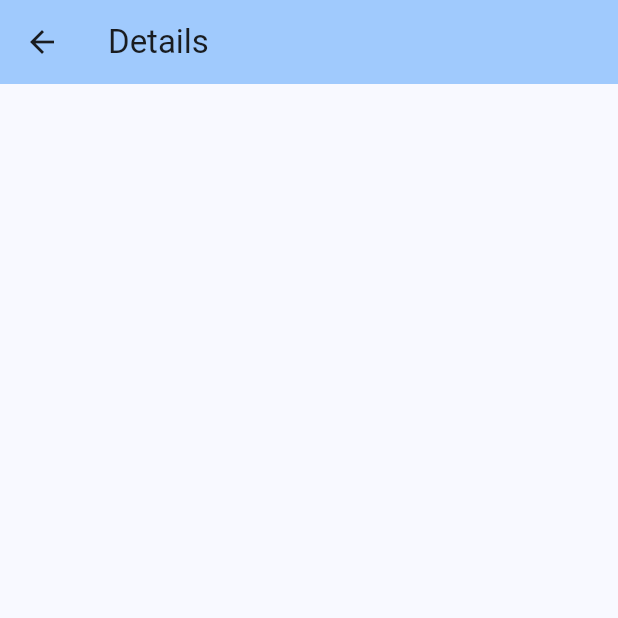
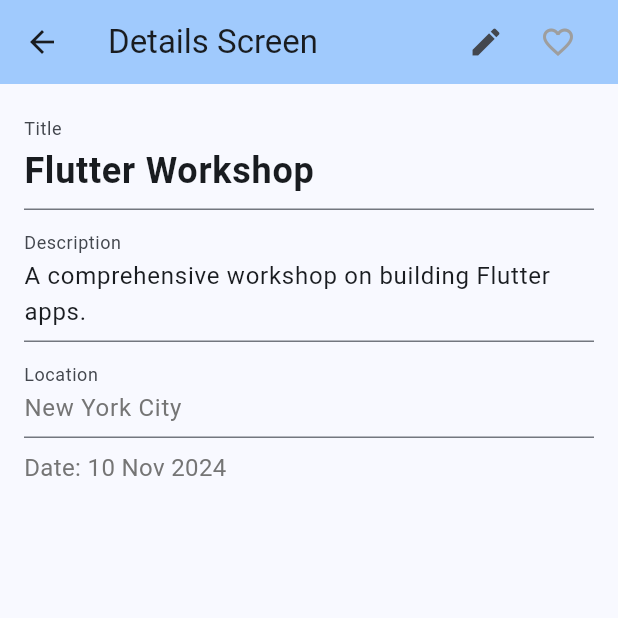
Before and after one commit to anpahodzin/FlutterEventManager, a Flutter app: the screen it shows after launch, after a tap on "Flutter Workshop", on a phone screen of 412 x 824 dp, the top half of it. Run offline on Flutter 3.47's test engine with Material 3 defaults, Android fonts, the phone set to English and light mode, and no system bars; our stand-ins replace equatable, get_it, go_router, rxdart.

Commit message:
Update details screen

```diff
--- a/lib/core/bloc/bloc_base.dart
+++ b/lib/core/bloc/bloc_base.dart
@@ -9,7 +9,7 @@
 abstract class BlocBase<S, SS, E> extends BlocCore {
   final _stateController = BehaviorSubject<S>();
   final _singleStateController = BehaviorSubject<SS?>.seeded(null);
-  final _eventController = BehaviorSubject<E>();
+  final _eventController = PublishSubject<E>();
   @protected
   final compositeSubscription = CompositeSubscription();
 
--- /dev/null
+++ b/lib/core/extension.dart
@@ -0,0 +1,7 @@
+extension NullableExtension<T> on T? {
+  ifNotNull(Function(T) block) {
+    if (this != null) {
+      return block(this as T);
+    }
+  }
+}
--- a/lib/feature/details/bloc/details_event_bloc.dart
+++ b/lib/feature/details/bloc/details_event_bloc.dart
@@ -7,16 +7,47 @@
 
 class DetailsEventBloc
     extends BlocBase<DetailsEventBlocState, Never, DetailsEventBlocEvent> {
-  final Event? _initialEvent;
+  final Event _event;
   final EventRepository _repository;
 
-  DetailsEventBloc({required EventRepository repository, required Event? initialEvent})
+  DetailsEventBloc(
+      {required EventRepository repository, required Event? initialEvent})
       : _repository = repository,
-        _initialEvent = initialEvent {
+        _event = initialEvent ?? Event.initial() {
     _init();
   }
 
   Future<void> _init() async {
-    inState.add(DetailsEventBlocState(event: _initialEvent, isNewEvent: false));
+    inState.add(DetailsEventBlocState(event: _event, isEditing: false));
+
+    outEvent.listen((event) {
+      event.when(
+        toggleEditMode: () async {
+          final state = await outState.first;
+          inState.add(state.copyWith(isEditing: !state.isEditing));
+        },
+        saveEvent: () {},
+        toggleFavorite: () {
+          _updateEventState(
+            (event) => event.copyWith(isFavorite: !event.isFavorite),
+          );
+        },
+        updateTitle: (String title) {
+          _updateEventState((event) => event.copyWith(title: title));
+        },
+        updateDescription: (String description) {
+          _updateEventState(
+              (event) => event.copyWith(description: description));
+        },
+        updateLocation: (String location) {
+          _updateEventState((event) => event.copyWith(location: location));
+        },
+      );
+    });
+  }
+
+  void _updateEventState(Event Function(Event) block) async {
+    final event = (await outState.first).event;
+    inState.add(state.copyWith(event: block(event)));
   }
 }
--- a/lib/feature/details/bloc/details_event_bloc_event.dart
+++ b/lib/feature/details/bloc/details_event_bloc_event.dart
@@ -1,5 +1,65 @@
+import 'package:flutter_event_manager/core/extension.dart';
+
 abstract class DetailsEventBlocEvent {
   DetailsEventBlocEvent._();
 
-  void when() {}
+  factory DetailsEventBlocEvent.toggleEditMode() = _ToggleEditMode;
+
+  factory DetailsEventBlocEvent.saveEvent() = _SaveEvent;
+
+  factory DetailsEventBlocEvent.toggleFavorite() = _ToggleFavorite;
+
+  factory DetailsEventBlocEvent.updateText(
+      {String? title, String? description, String? location}) = _UpdateText;
+
+  void when({
+    required Function() toggleEditMode,
+    required Function() saveEvent,
+    required Function() toggleFavorite,
+    required Function(String title) updateTitle,
+    required Function(String description) updateDescription,
+    required Function(String location) updateLocation,
+  }) {
+    var event = this;
+    if (event is _ToggleEditMode) {
+      toggleEditMode();
+    }
+    if (event is _SaveEvent) {
+      saveEvent();
+    }
+    if (event is _ToggleFavorite) {
+      toggleFavorite();
+    }
+    if (event is _UpdateText) {
+      event.title?.ifNotNull((it) {
+        updateTitle(it);
+      });
+      event.description?.ifNotNull((it) {
+        updateDescription(it);
+      });
+      event.location?.ifNotNull((it) {
+        updateLocation(it);
+      });
+    }
+  }
 }
+
+class _ToggleEditMode extends DetailsEventBlocEvent {
+  _ToggleEditMode() : super._();
+}
+
+class _SaveEvent extends DetailsEventBlocEvent {
+  _SaveEvent() : super._();
+}
+
+class _ToggleFavorite extends DetailsEventBlocEvent {
+  _ToggleFavorite() : super._();
+}
+
+class _UpdateText extends DetailsEventBlocEvent {
+  _UpdateText({this.title, this.description, this.location}) : super._();
+
+  final String? title;
+  final String? description;
+  final String? location;
+}
--- a/lib/feature/details/bloc/details_event_bloc_state.dart
+++ b/lib/feature/details/bloc/details_event_bloc_state.dart
@@ -2,14 +2,24 @@
 import 'package:flutter_event_manager/feature/event_list/domain/model/event.dart';
 
 class DetailsEventBlocState extends Equatable {
-  final Event? event;
-  final bool isNewEvent;
+  final Event event;
+  final bool isEditing;
 
   const DetailsEventBlocState({
     required this.event,
-    required this.isNewEvent,
+    required this.isEditing,
   });
 
   @override
-  List<Object?> get props => [event, isNewEvent];
+  List<Object?> get props => [event, isEditing];
+
+  DetailsEventBlocState copyWith({
+    Event? event,
+    bool? isEditing,
+  }) {
+    return DetailsEventBlocState(
+      event: event ?? this.event,
+      isEditing: isEditing ?? this.isEditing,
+    );
+  }
 }
--- a/lib/feature/details/presentation/details_event_page.dart
+++ b/lib/feature/details/presentation/details_event_page.dart
@@ -1,9 +1,12 @@
 import 'package:flutter/material.dart';
 import 'package:flutter_event_manager/core/bloc/bloc_provider.dart';
 import 'package:flutter_event_manager/feature/details/bloc/details_event_bloc.dart';
+import 'package:flutter_event_manager/feature/details/bloc/details_event_bloc_event.dart';
+import 'package:flutter_event_manager/feature/details/bloc/details_event_bloc_state.dart';
 import 'package:flutter_event_manager/feature/event_list/domain/model/event.dart';
 import 'package:get_it/get_it.dart';
 import 'package:go_router/go_router.dart';
+import 'package:intl/intl.dart';
 import 'package:provider/provider.dart';
 
 class DetailsEventPage extends StatelessWidget {
@@ -15,45 +18,162 @@
   Widget build(BuildContext context) {
     return BlocProvider(
       bloc: () => GetIt.instance.get<DetailsEventBloc>(param1: _event),
-      child: const _DetailsEventPage(),
+      child: const DetailEventContent(),
     );
   }
 }
 
-class _DetailsEventPage extends StatelessWidget {
-  const _DetailsEventPage({super.key});
+class DetailEventContent extends StatefulWidget {
+  const DetailEventContent({super.key});
 
+  @override
+  State createState() => _DetailEventContentState();
+}
+
+class _DetailEventContentState extends State<DetailEventContent> {
   @override
   Widget build(BuildContext context) {
     var bloc = context.read<DetailsEventBloc>();
 
+    return StreamBuilder(
+      stream: bloc.outState,
+      builder: (context, snapshot) {
+        final state = snapshot.data;
+        debugPrint("stream ${snapshot.data}");
+        if (state != null) {
           return Scaffold(
-      appBar: AppBar(
+            appBar: _toolbar(
+              context: context,
+              isEditing: state.isEditing,
+              isFavorite: state.event.isFavorite,
+              onSaveTap: () {
+                bloc.inEvent.add(DetailsEventBlocEvent.toggleEditMode());
+              },
+              toggleEditMode: () {
+                bloc.inEvent.add(DetailsEventBlocEvent.toggleEditMode());
+              },
+              onFavoriteTap: () {
+                bloc.inEvent.add(DetailsEventBlocEvent.toggleFavorite());
+              },
+            ),
+            body: _content(state: state),
+          );
+        } else {
+          return const Center(child: Text(""));
+        }
+      },
+    );
+  }
+
+  AppBar _toolbar({
+    required BuildContext context,
+    required bool isEditing,
+    required bool isFavorite,
+    required Function() onSaveTap,
+    required Function() toggleEditMode,
+    required Function() onFavoriteTap,
+  }) {
+    return AppBar(
       backgroundColor: Theme.of(context).colorScheme.inversePrimary,
-        title: const Text("Details"),//todo
+      title: Text(isEditing ? "Edit Item" : "Details Screen"), //todo
       leading: IconButton(
         onPressed: () {
           context.pop();
         },
         icon: const Icon(Icons.arrow_back),
       ),
+      actions: [
+        if (isEditing)
+          IconButton(
+            icon: const Icon(Icons.save),
+            onPressed: onSaveTap,
+          )
+        else
+          IconButton(
+            icon: const Icon(Icons.edit),
+            onPressed: toggleEditMode,
           ),
-      body: StreamBuilder(
-          stream: bloc.outState,
-          builder: (context, snapshot) {
-            var state = snapshot.data;
-            debugPrint("stream ${snapshot.data}");
-            // if(sta)
-            return ListView(
-              children: [],
-            );
-          }),
+        IconButton(
+          onPressed: onFavoriteTap,
+          icon: Icon(
+            isFavorite ? Icons.favorite : Icons.favorite_border,
+            color: isFavorite ? Colors.red : Colors.grey,
+          ),
+        ),
+        const SizedBox(width: 16)
+      ],
     );
   }
 
-  Widget _body(Event event) {
-    return ListView(
-      children: [Text(event.title)],
+  Widget _content({required DetailsEventBlocState state}) {
+    final event = state.event;
+    final isEditing = state.isEditing;
+
+    return Center(
+      child: ConstrainedBox(
+        constraints: const BoxConstraints(maxWidth: 800),
+        child: Padding(
+          padding: const EdgeInsets.all(16.0),
+          child: Column(
+            crossAxisAlignment: CrossAxisAlignment.start,
+            children: [
+              _editText(
+                isEditing: isEditing,
+                labelText: "Title", //todo
+                initialValue: event.title,
+                onTextChanged: (text) {},
+                style:
+                    const TextStyle(fontSize: 24, fontWeight: FontWeight.bold),
+              ),
+              const SizedBox(height: 8),
+              _editText(
+                isEditing: isEditing,
+                labelText: "Description", //todo
+                initialValue: event.description,
+                onTextChanged: (text) {},
+                style: const TextStyle(fontSize: 16),
+              ),
+              const SizedBox(height: 8),
+              _editText(
+                isEditing: isEditing,
+                labelText: "Location", //todo
+                initialValue: event.location,
+                onTextChanged: (text) {},
+                style: TextStyle(fontSize: 16, color: Colors.grey[600]),
+              ),
+              const SizedBox(height: 8),
+              Text(
+                "Date: ${DateFormat('d MMM y').format(event.date)}", //todo
+                style: TextStyle(fontSize: 16, color: Colors.grey[600]),
+              ),
+              // const Spacer(),
+            ],
+          ),
+        ),
+      ),
+    );
+  }
+
+  Widget _editText({
+    required bool isEditing,
+    String? labelText,
+    String? initialValue,
+    Function(String text)? onTextChanged,
+    String? errorText,
+    TextStyle? style,
+  }) {
+    return TextFormField(
+      initialValue: initialValue,
+      onChanged: onTextChanged,
+      maxLines: null,
+      style: style,
+      decoration: InputDecoration(
+        labelText: labelText,
+        errorText: errorText,
+      ),
+      readOnly: !isEditing,
+      autofocus: isEditing,
+      canRequestFocus: isEditing,
     );
   }
 }
--- a/lib/feature/event_list/domain/model/event.dart
+++ b/lib/feature/event_list/domain/model/event.dart
@@ -6,6 +6,8 @@
 "description": "A comprehensive workshop on building Flutter apps.",
 "isFavorite": false
 */
+
+import 'package:uuid/v1.dart';
 
 class Event {
   final String id;
@@ -24,8 +26,54 @@
     required this.isFavorite,
   });
 
+  Event.initial()
+      : id = const UuidV1().generate(),
+        title = "",
+        location = "",
+        date = DateTime.now(),
+        description = "",
+        isFavorite = false;
+
   @override
   String toString() {
-    return "{id:$id, title:$title, location:$location, date:$date, description:$description, isFavorite:$isFavorite}";
+    return 'Event{id: $id, title: $title, location: $location, date: $date, description: $description, isFavorite: $isFavorite}';
+  }
+
+  @override
+  bool operator ==(Object other) =>
+      identical(this, other) ||
+      other is Event &&
+          runtimeType == other.runtimeType &&
+          id == other.id &&
+          title == other.title &&
+          location == other.location &&
+          date == other.date &&
+          description == other.description &&
+          isFavorite == other.isFavorite;
+
+  @override
+  int get hashCode =>
+      id.hashCode ^
+      title.hashCode ^
+      location.hashCode ^
+      date.hashCode ^
+      description.hashCode ^
+      isFavorite.hashCode;
+
+  Event copyWith({
+    String? id,
+    String? title,
+    String? location,
+    DateTime? date,
+    String? description,
+    bool? isFavorite,
+  }) {
+    return Event(
+        id: id ?? this.id,
+        title: title ?? this.title,
+        location: location ?? this.location,
+        date: date ?? this.date,
+        description: description ?? this.description,
+        isFavorite: isFavorite ?? this.isFavorite);
   }
 }
--- /dev/null
+++ b/lib/feature/event_list/presentation/event_card.dart
@@ -0,0 +1,77 @@
+import 'package:flutter/material.dart';
+import 'package:flutter_event_manager/feature/event_list/domain/model/event.dart';
+import 'package:intl/intl.dart';
+
+class EventCard extends StatelessWidget {
+  final Event _event;
+  final Function(Event) _onItemTap;
+  final Function(Event) _onFavoriteTap;
+
+  const EventCard(
+      {super.key,
+      required Event event,
+      required Function(Event) onItemTap,
+      required Function(Event) onFavoriteTap})
+      : _event = event,
+        _onItemTap = onItemTap,
+        _onFavoriteTap = onFavoriteTap;
+
+  @override
+  Widget build(BuildContext context) {
+    String formattedDate = DateFormat('d MMM y').format(_event.date);
+    return Card(
+      elevation: 4,
+      shape: RoundedRectangleBorder(
+        borderRadius: BorderRadius.circular(16),
+      ),
+      margin: const EdgeInsets.all(8),
+      child: InkWell(
+        onTap: () => _onItemTap(_event),
+        borderRadius: BorderRadius.circular(16),
+        child: Padding(
+          padding: const EdgeInsets.all(16.0),
+          child: Row(
+            crossAxisAlignment: CrossAxisAlignment.start,
+            children: [
+              Expanded(
+                child: Column(
+                  crossAxisAlignment: CrossAxisAlignment.start,
+                  mainAxisSize: MainAxisSize.min,
+                  children: [
+                    Text(
+                      _event.title,
+                      style: const TextStyle(
+                        fontSize: 18,
+                        fontWeight: FontWeight.bold,
+                      ),
+                    ),
+                    const SizedBox(height: 4),
+                    Text(
+                      _event.description,
+                      style: const TextStyle(fontSize: 16),
+                      maxLines: 2,
+                      overflow: TextOverflow.ellipsis,
+                    ),
+                    const SizedBox(height: 4),
+                    Text(
+                      "$formattedDate ${_event.location}",
+                      style: const TextStyle(fontSize: 14, color: Colors.grey),
+                    ),
+                  ],
+                ),
+              ),
+              IconButton(
+                onPressed: () => _onFavoriteTap(_event),
+                icon: Icon(
+                  _event.isFavorite ? Icons.favorite : Icons.favorite_border,
+                  size: 24,
+                  color: _event.isFavorite ? Colors.red : Colors.grey,
+                ),
+              ),
+            ],
+          ),
+        ),
+      ),
+    );
+  }
+}
--- a/lib/feature/event_list/presentation/event_card_widget.dart
+++ /dev/null
@@ -1,49 +0,0 @@
-import 'package:flutter/material.dart';
-import 'package:flutter_event_manager/feature/event_list/domain/model/event.dart';
-
-class EventCardWidget extends StatelessWidget {
-  final Event _event;
-  final Function(Event) _onItemTapped;
-
-  const EventCardWidget({
-    super.key,
-    required Event event,
-    required Function(Event) onItemTapped,
-  })  : _event = event,
-        _onItemTapped = onItemTapped;
-
-  @override
-  Widget build(BuildContext context) {
-    return Material(
-      elevation: 2.0,
-      shape: RoundedRectangleBorder(borderRadius: BorderRadius.circular(16)),
-      //todo
-      clipBehavior: Clip.hardEdge,
-      color: Colors.white,
-      child: _eventItem(
-        event: _event,
-        // onTaskComplete: _onTaskComplete,
-        // onTap: _onEditTask,
-      ),
-    );
-  }
-
-  Widget _eventItem({
-    required Event event,
-  }) {
-    return ListTile(
-      contentPadding: const EdgeInsets.only(right: 8, top: 4, bottom: 4), //todo
-      title: Text(
-        event.title,
-        maxLines: 1,
-        overflow: TextOverflow.ellipsis,
-      ),
-      subtitle: Text(
-        event.description,
-        maxLines: 1,
-        overflow: TextOverflow.ellipsis,
-      ),
-      onTap: () => _onItemTapped(_event),
-    );
-  }
-}
--- a/lib/feature/event_list/presentation/event_list_page.dart
+++ b/lib/feature/event_list/presentation/event_list_page.dart
@@ -1,7 +1,7 @@
 import 'package:flutter/material.dart';
 import 'package:flutter_event_manager/core/bloc/bloc_provider.dart';
 import 'package:flutter_event_manager/feature/event_list/bloc/event_list_bloc.dart';
-import 'package:flutter_event_manager/feature/event_list/presentation/event_card_widget.dart';
+import 'package:flutter_event_manager/feature/event_list/presentation/event_card.dart';
 import 'package:get_it/get_it.dart';
 import 'package:go_router/go_router.dart';
 import 'package:provider/provider.dart';
@@ -32,16 +32,26 @@
         debugPrint("stream ${snapshot.data}");
 
         if (state != null && state.eventList.isNotEmpty) {
-          return ListView.builder(
+          return Center(
+            child: ConstrainedBox(
+              constraints: const BoxConstraints(maxWidth: 800), //todo
+              child: ListView.builder(
+                // padding:
+                //     const EdgeInsets.symmetric(vertical: 8, horizontal: 8), //todo
                 itemCount: state.eventList.length,
                 itemBuilder: (context, index) {
-              return EventCardWidget(
+                  return EventCard(
                     event: state.eventList[index],
-                onItemTapped: (event) {
+                    onItemTap: (event) {
                       context.push('/details', extra: event);
+                    },
+                    onFavoriteTap: (event){
+                       //todo
                     },
                   );
                 },
+              ),
+            ),
           );
         } else {
           return const Center(child: Text('Empty list')); // todo
--- a/lib/feature/main/main_page.dart
+++ b/lib/feature/main/main_page.dart
@@ -31,7 +31,7 @@
     return Scaffold(
       appBar: AppBar(
         backgroundColor: Theme.of(context).colorScheme.inversePrimary,
-        title: const Text("App"),
+        title: const Text("Flutter Event Manager") //todo
       ),
       body: widget.child,
       bottomNavigationBar: BottomNavigationBar(
--- a/pubspec.yaml
+++ b/pubspec.yaml
@@ -41,6 +41,8 @@
   equatable: ^2.0.5
   go_router: ^14.3.0
   get_it: ^8.0.2
+  intl: ^0.19.0
+  uuid: ^4.5.1
 
 dev_dependencies:
   flutter_test:
```
Also changed, not shown: pubspec.lock. Lines whose indentation alone changed are shown as unchanged.
